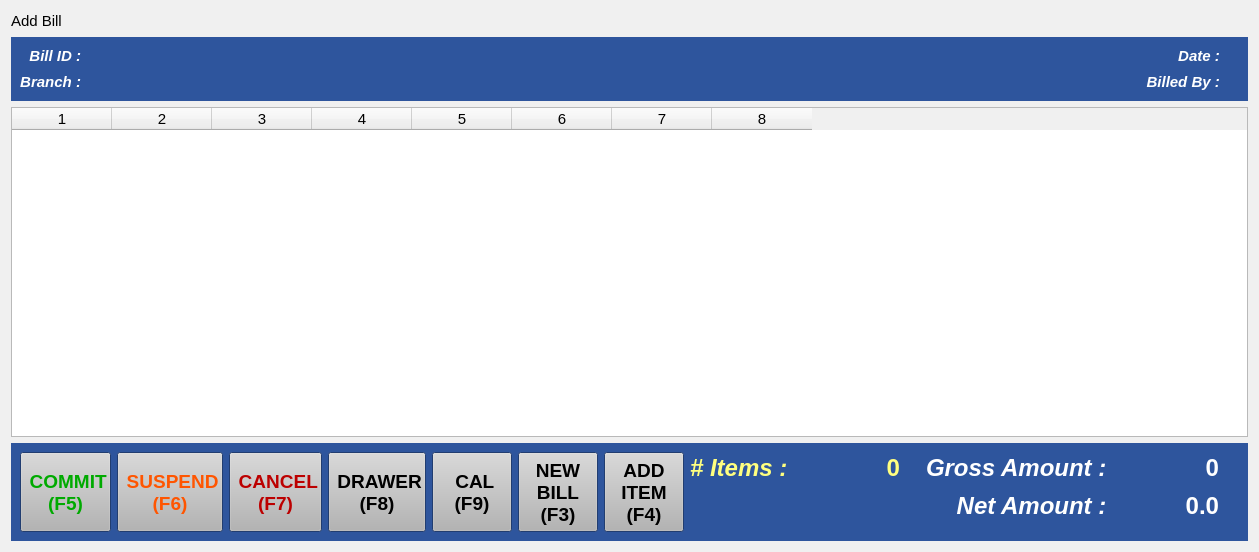
The window that estorecpp/addbill.ui (Watti/estorecpp) describes before a commit, drawn with Qt 5.
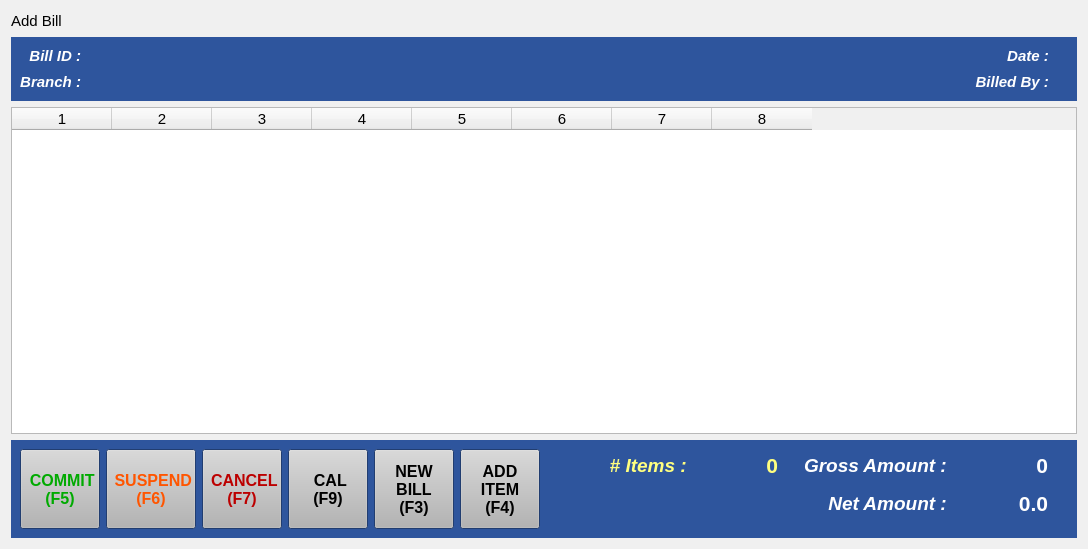
The same window after the commit.

Commit message: Alignments issues in bill ui fixed purchasing price added to order checking ui

Patch:
```diff
--- a/estorecpp/addbill.ui
+++ b/estorecpp/addbill.ui
@@ -6,8 +6,8 @@
    <rect>
     <x>0</x>
     <y>0</y>
-    <width>1259</width>
-    <height>552</height>
+    <width>1088</width>
+    <height>549</height>
    </rect>
   </property>
   <property name="palette">
@@ -1493,7 +1493,7 @@
           <property name="font">
            <font>
             <family>Arial</family>
-            <pointsize>14</pointsize>
+            <pointsize>12</pointsize>
             <weight>75</weight>
             <bold>true</bold>
            </font>
@@ -1558,7 +1558,7 @@
           <property name="font">
            <font>
             <family>Arial</family>
-            <pointsize>14</pointsize>
+            <pointsize>12</pointsize>
             <weight>75</weight>
             <bold>true</bold>
            </font>
@@ -1629,7 +1629,7 @@
           <property name="font">
            <font>
             <family>Arial</family>
-            <pointsize>14</pointsize>
+            <pointsize>12</pointsize>
             <weight>75</weight>
             <bold>true</bold>
            </font>
@@ -1640,28 +1640,6 @@
           </property>
          </widget>
         </item>
-        <item>
-         <widget class="QPushButton" name="cashDrawerButton">
-          <property name="minimumSize">
-           <size>
-            <width>0</width>
-            <height>80</height>
-           </size>
-          </property>
-          <property name="font">
-           <font>
-            <family>Arial</family>
-            <pointsize>14</pointsize>
-            <weight>75</weight>
-            <bold>true</bold>
-           </font>
-          </property>
-          <property name="text">
-           <string> DRAWER 
-(F8)</string>
-          </property>
-         </widget>
-        </item>
         <item>
          <widget class="QPushButton" name="calButton">
           <property name="minimumSize">
@@ -1673,7 +1651,7 @@
           <property name="font">
            <font>
             <family>Arial</family>
-            <pointsize>14</pointsize>
+            <pointsize>12</pointsize>
             <weight>75</weight>
             <bold>true</bold>
            </font>
@@ -1695,7 +1673,7 @@
           <property name="font">
            <font>
             <family>Arial</family>
-            <pointsize>14</pointsize>
+            <pointsize>12</pointsize>
             <weight>75</weight>
             <bold>true</bold>
            </font>
@@ -1721,7 +1699,7 @@
           <property name="font">
            <font>
             <family>Arial</family>
-            <pointsize>14</pointsize>
+            <pointsize>12</pointsize>
             <weight>75</weight>
             <bold>true</bold>
            </font>
@@ -1807,7 +1785,7 @@
           <property name="font">
            <font>
             <family>Arial</family>
-            <pointsize>18</pointsize>
+            <pointsize>14</pointsize>
             <weight>75</weight>
             <italic>true</italic>
             <bold>true</bold>
@@ -1825,7 +1803,7 @@
          <widget class="QLabel" name="noOfItemLabel">
           <property name="minimumSize">
            <size>
-            <width>100</width>
+            <width>80</width>
             <height>32</height>
            </size>
           </property>
@@ -1869,7 +1847,7 @@
           <property name="font">
            <font>
             <family>Arial</family>
-            <pointsize>18</pointsize>
+            <pointsize>16</pointsize>
             <weight>75</weight>
             <bold>true</bold>
            </font>
@@ -1991,7 +1969,7 @@
           <property name="font">
            <font>
             <family>Arial</family>
-            <pointsize>18</pointsize>
+            <pointsize>14</pointsize>
             <weight>75</weight>
             <italic>true</italic>
             <bold>true</bold>
@@ -2009,7 +1987,7 @@
          <widget class="QLabel" name="grossAmountLabel">
           <property name="minimumSize">
            <size>
-            <width>100</width>
+            <width>90</width>
             <height>32</height>
            </size>
           </property>
@@ -2053,7 +2031,7 @@
           <property name="font">
            <font>
             <family>Arial</family>
-            <pointsize>18</pointsize>
+            <pointsize>16</pointsize>
             <weight>75</weight>
             <bold>true</bold>
            </font>
@@ -2120,7 +2098,7 @@
           <property name="font">
            <font>
             <family>Arial</family>
-            <pointsize>18</pointsize>
+            <pointsize>14</pointsize>
             <weight>75</weight>
             <italic>true</italic>
             <bold>true</bold>
@@ -2144,7 +2122,7 @@
           </property>
           <property name="minimumSize">
            <size>
-            <width>100</width>
+            <width>90</width>
             <height>32</height>
            </size>
           </property>
@@ -2188,7 +2166,7 @@
           <property name="font">
            <font>
             <family>Arial</family>
-            <pointsize>18</pointsize>
+            <pointsize>16</pointsize>
             <weight>75</weight>
             <bold>true</bold>
            </font>
```
The commit also changes 1 other file.
